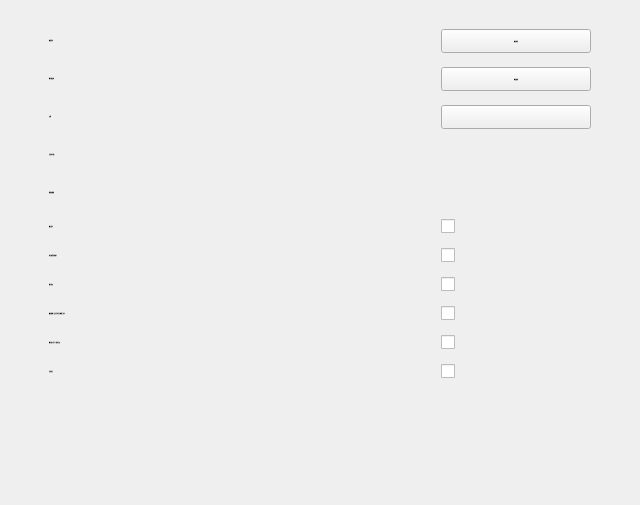
Qt form source/ui/SettingsUi.ui (ChiyukiGana/Quickinput) before a commit.
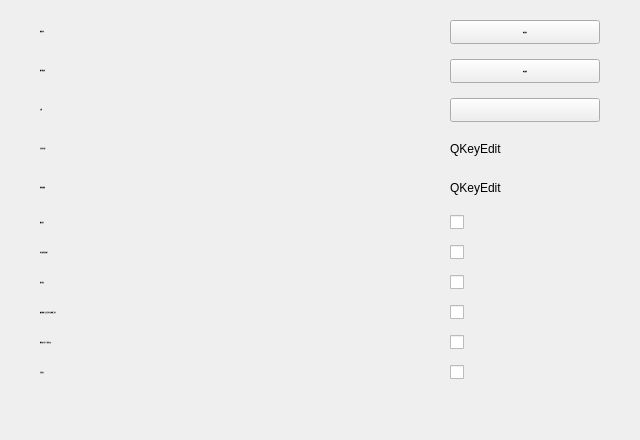
The same form after that commit. Icons and pictures are not drawn. Custom widgets are drawn as their Qt base class.

```diff
--- a/source/ui/SettingsUi.ui
+++ b/source/ui/SettingsUi.ui
@@ -7,7 +7,7 @@
     <x>0</x>
     <y>0</y>
     <width>640</width>
-    <height>505</height>
+    <height>440</height>
    </rect>
   </property>
   <property name="sizePolicy">
@@ -16,6 +16,18 @@
     <verstretch>0</verstretch>
    </sizepolicy>
   </property>
+  <property name="minimumSize">
+   <size>
+    <width>640</width>
+    <height>440</height>
+   </size>
+  </property>
+  <property name="maximumSize">
+   <size>
+    <width>640</width>
+    <height>440</height>
+   </size>
+  </property>
   <property name="windowTitle">
    <string>Settings</string>
   </property>
@@ -44,40 +56,55 @@
       <string notr="true"/>
      </property>
      <layout class="QVBoxLayout" name="verticalLayout">
+      <property name="spacing">
+       <number>0</number>
+      </property>
+      <property name="leftMargin">
+       <number>40</number>
+      </property>
+      <property name="topMargin">
+       <number>20</number>
+      </property>
+      <property name="rightMargin">
+       <number>40</number>
+      </property>
+      <property name="bottomMargin">
+       <number>0</number>
+      </property>
       <item>
-       <layout class="QGridLayout" name="gridLayout">
+       <layout class="QGridLayout" name="gridLayout" columnminimumwidth="0,150">
         <property name="sizeConstraint">
          <enum>QLayout::SetDefaultConstraint</enum>
         </property>
         <property name="leftMargin">
-         <number>40</number>
+         <number>0</number>
         </property>
         <property name="topMargin">
-         <number>20</number>
+         <number>0</number>
         </property>
         <property name="rightMargin">
-         <number>40</number>
+         <number>0</number>
         </property>
         <property name="bottomMargin">
          <number>0</number>
         </property>
         <property name="horizontalSpacing">
-         <number>10</number>
+         <number>0</number>
         </property>
         <property name="verticalSpacing">
-         <number>14</number>
+         <number>15</number>
         </property>
         <item row="1" column="1">
          <widget class="QPushButton" name="bnTboxs">
-          <property name="minimumSize">
-           <size>
-            <width>150</width>
-            <height>24</height>
-           </size>
+          <property name="sizePolicy">
+           <sizepolicy hsizetype="Preferred" vsizetype="Fixed">
+            <horstretch>0</horstretch>
+            <verstretch>0</verstretch>
+           </sizepolicy>
           </property>
-          <property name="maximumSize">
+          <property name="minimumSize">
            <size>
-            <width>150</width>
+            <width>0</width>
             <height>24</height>
            </size>
           </property>
@@ -100,44 +127,53 @@
           </property>
          </widget>
         </item>
-        <item row="4" column="0">
-         <widget class="QLabel" name="lbRec">
-          <property name="sizePolicy">
-           <sizepolicy hsizetype="Preferred" vsizetype="Fixed">
-            <horstretch>0</horstretch>
-            <verstretch>0</verstretch>
-           </sizepolicy>
-          </property>
-          <property name="font">
-           <font>
-            <family>Microsoft YaHei</family>
-            <pointsize>-1</pointsize>
-            <weight>75</weight>
-            <bold>true</bold>
-           </font>
-          </property>
-          <property name="toolTip">
-           <string/>
-          </property>
-          <property name="text">
-           <string>录制快捷键</string>
-          </property>
-         </widget>
-        </item>
         <item row="7" column="1">
          <widget class="QCheckBox" name="chbAudFx">
           <property name="sizePolicy">
-           <sizepolicy hsizetype="Maximum" vsizetype="Maximum">
+           <sizepolicy hsizetype="Fixed" vsizetype="Fixed">
             <horstretch>0</horstretch>
             <verstretch>0</verstretch>
            </sizepolicy>
           </property>
-          <property name="minimumSize">
-           <size>
-            <width>150</width>
-            <height>0</height>
-           </size>
+          <property name="font">
+           <font>
+            <family>Microsoft YaHei</family>
+            <pointsize>-1</pointsize>
+            <weight>75</weight>
+            <bold>true</bold>
+           </font>
           </property>
+          <property name="focusPolicy">
+           <enum>Qt::ClickFocus</enum>
+          </property>
+          <property name="layoutDirection">
+           <enum>Qt::LeftToRight</enum>
+          </property>
+          <property name="text">
+           <string/>
+          </property>
+          <property name="checkable">
+           <bool>true</bool>
+          </property>
+          <property name="autoRepeat">
+           <bool>false</bool>
+          </property>
+          <property name="autoExclusive">
+           <bool>false</bool>
+          </property>
+          <property name="tristate">
+           <bool>false</bool>
+          </property>
+         </widget>
+        </item>
+        <item row="10" column="0">
+         <widget class="QLabel" name="lbStart">
+          <property name="sizePolicy">
+           <sizepolicy hsizetype="Preferred" vsizetype="Fixed">
+            <horstretch>0</horstretch>
+            <verstretch>0</verstretch>
+           </sizepolicy>
+          </property>
           <property name="font">
            <font>
             <family>Microsoft YaHei</family>
@@ -146,6 +182,30 @@
             <bold>true</bold>
            </font>
           </property>
+          <property name="toolTip">
+           <string/>
+          </property>
+          <property name="text">
+           <string>开机启动</string>
+          </property>
+         </widget>
+        </item>
+        <item row="6" column="1">
+         <widget class="QCheckBox" name="chbShowTips">
+          <property name="sizePolicy">
+           <sizepolicy hsizetype="Fixed" vsizetype="Fixed">
+            <horstretch>0</horstretch>
+            <verstretch>0</verstretch>
+           </sizepolicy>
+          </property>
+          <property name="font">
+           <font>
+            <family>Microsoft YaHei</family>
+            <pointsize>-1</pointsize>
+            <weight>75</weight>
+            <bold>true</bold>
+           </font>
+          </property>
           <property name="focusPolicy">
            <enum>Qt::ClickFocus</enum>
           </property>
@@ -169,8 +229,8 @@
           </property>
          </widget>
         </item>
-        <item row="3" column="0">
-         <widget class="QLabel" name="lbKey">
+        <item row="2" column="0">
+         <widget class="QLabel" name="lbTheme">
           <property name="sizePolicy">
            <sizepolicy hsizetype="Preferred" vsizetype="Fixed">
             <horstretch>0</horstretch>
@@ -189,24 +249,18 @@
            <string/>
           </property>
           <property name="text">
-           <string>开启/停止键</string>
+           <string>主题</string>
           </property>
          </widget>
         </item>
         <item row="5" column="1">
          <widget class="QCheckBox" name="chbDefOn">
           <property name="sizePolicy">
-           <sizepolicy hsizetype="Maximum" vsizetype="Maximum">
+           <sizepolicy hsizetype="Fixed" vsizetype="Fixed">
             <horstretch>0</horstretch>
             <verstretch>0</verstretch>
            </sizepolicy>
           </property>
-          <property name="minimumSize">
-           <size>
-            <width>150</width>
-            <height>0</height>
-           </size>
-          </property>
           <property name="font">
            <font>
             <family>Microsoft YaHei</family>
@@ -262,92 +316,75 @@
           </property>
          </widget>
         </item>
-        <item row="6" column="1">
-         <widget class="QCheckBox" name="chbShowTips">
-          <property name="sizePolicy">
-           <sizepolicy hsizetype="Maximum" vsizetype="Maximum">
-            <horstretch>0</horstretch>
-            <verstretch>0</verstretch>
-           </sizepolicy>
-          </property>
-          <property name="minimumSize">
-           <size>
-            <width>150</width>
-            <height>0</height>
-           </size>
-          </property>
-          <property name="font">
-           <font>
-            <family>Microsoft YaHei</family>
-            <pointsize>-1</pointsize>
-            <weight>75</weight>
-            <bold>true</bold>
-           </font>
-          </property>
-          <property name="focusPolicy">
-           <enum>Qt::ClickFocus</enum>
-          </property>
-          <property name="layoutDirection">
-           <enum>Qt::LeftToRight</enum>
-          </property>
-          <property name="text">
-           <string/>
-          </property>
-          <property name="checkable">
-           <bool>true</bool>
-          </property>
-          <property name="autoRepeat">
-           <bool>false</bool>
-          </property>
-          <property name="autoExclusive">
-           <bool>false</bool>
-          </property>
-          <property name="tristate">
-           <bool>false</bool>
-          </property>
-         </widget>
-        </item>
-        <item row="7" column="0">
-         <widget class="QLabel" name="lbAudFx">
-          <property name="sizePolicy">
-           <sizepolicy hsizetype="Preferred" vsizetype="Fixed">
-            <horstretch>0</horstretch>
-            <verstretch>0</verstretch>
-           </sizepolicy>
-          </property>
-          <property name="font">
-           <font>
-            <family>Microsoft YaHei</family>
-            <pointsize>-1</pointsize>
-            <weight>75</weight>
-            <bold>true</bold>
-           </font>
-          </property>
-          <property name="toolTip">
-           <string/>
-          </property>
-          <property name="text">
-           <string>启用音效</string>
-          </property>
-         </widget>
-        </item>
         <item row="3" column="1">
-         <widget class="QKeyEdit" name="hkKey" native="true">
+         <widget class="QKeyEdit" name="hkKey">
           <property name="sizePolicy">
-           <sizepolicy hsizetype="Maximum" vsizetype="Fixed">
+           <sizepolicy hsizetype="Preferred" vsizetype="Fixed">
             <horstretch>0</horstretch>
             <verstretch>0</verstretch>
            </sizepolicy>
           </property>
           <property name="minimumSize">
            <size>
-            <width>150</width>
+            <width>0</width>
             <height>24</height>
            </size>
           </property>
-          <property name="maximumSize">
+          <property name="text">
+           <string>QKeyEdit</string>
+          </property>
+         </widget>
+        </item>
+        <item row="10" column="1">
+         <widget class="QCheckBox" name="chbStart">
+          <property name="sizePolicy">
+           <sizepolicy hsizetype="Fixed" vsizetype="Fixed">
+            <horstretch>0</horstretch>
+            <verstretch>0</verstretch>
+           </sizepolicy>
+          </property>
+          <property name="font">
+           <font>
+            <family>Microsoft YaHei</family>
+            <pointsize>-1</pointsize>
+            <weight>75</weight>
+            <bold>true</bold>
+           </font>
+          </property>
+          <property name="focusPolicy">
+           <enum>Qt::ClickFocus</enum>
+          </property>
+          <property name="layoutDirection">
+           <enum>Qt::LeftToRight</enum>
+          </property>
+          <property name="text">
+           <string/>
+          </property>
+          <property name="checkable">
+           <bool>true</bool>
+          </property>
+          <property name="autoRepeat">
+           <bool>false</bool>
+          </property>
+          <property name="autoExclusive">
+           <bool>false</bool>
+          </property>
+          <property name="tristate">
+           <bool>false</bool>
+          </property>
+         </widget>
+        </item>
+        <item row="0" column="1">
+         <widget class="QPushButton" name="bnReadme">
+          <property name="sizePolicy">
+           <sizepolicy hsizetype="Preferred" vsizetype="Fixed">
+            <horstretch>0</horstretch>
+            <verstretch>0</verstretch>
+           </sizepolicy>
+          </property>
+          <property name="minimumSize">
            <size>
-            <width>150</width>
+            <width>0</width>
             <height>24</height>
            </size>
           </property>
@@ -359,12 +396,21 @@
             <bold>true</bold>
            </font>
           </property>
+          <property name="focusPolicy">
+           <enum>Qt::ClickFocus</enum>
+          </property>
+          <property name="styleSheet">
+           <string notr="true"/>
+          </property>
+          <property name="text">
+           <string>前往说明</string>
+          </property>
          </widget>
         </item>
-        <item row="5" column="0">
-         <widget class="QLabel" name="lbDefOn">
+        <item row="8" column="1">
+         <widget class="QCheckBox" name="chbMinMode">
           <property name="sizePolicy">
-           <sizepolicy hsizetype="Preferred" vsizetype="Fixed">
+           <sizepolicy hsizetype="Fixed" vsizetype="Fixed">
             <horstretch>0</horstretch>
             <verstretch>0</verstretch>
            </sizepolicy>
@@ -377,16 +423,31 @@
             <bold>true</bold>
            </font>
           </property>
-          <property name="toolTip">
-           <string/>
+          <property name="focusPolicy">
+           <enum>Qt::ClickFocus</enum>
           </property>
+          <property name="layoutDirection">
+           <enum>Qt::LeftToRight</enum>
+          </property>
           <property name="text">
-           <string>默认启用</string>
+           <string/>
           </property>
+          <property name="checkable">
+           <bool>true</bool>
+          </property>
+          <property name="autoRepeat">
+           <bool>false</bool>
+          </property>
+          <property name="autoExclusive">
+           <bool>false</bool>
+          </property>
+          <property name="tristate">
+           <bool>false</bool>
+          </property>
          </widget>
         </item>
-        <item row="10" column="0">
-         <widget class="QLabel" name="lbStart">
+        <item row="8" column="0">
+         <widget class="QLabel" name="lbMinMode">
           <property name="sizePolicy">
            <sizepolicy hsizetype="Preferred" vsizetype="Fixed">
             <horstretch>0</horstretch>
@@ -405,7 +466,7 @@
            <string/>
           </property>
           <property name="text">
-           <string>开机启动</string>
+           <string>默认隐藏（点击任务栏右侧图标显示）</string>
           </property>
          </widget>
         </item>
@@ -419,13 +480,7 @@
           </property>
           <property name="minimumSize">
            <size>
-            <width>150</width>
-            <height>24</height>
-           </size>
-          </property>
-          <property name="maximumSize">
-           <size>
-            <width>150</width>
+            <width>0</width>
             <height>24</height>
            </size>
           </property>
@@ -444,7 +499,7 @@
            <enum>Qt::LeftToRight</enum>
           </property>
           <property name="styleSheet">
-           <string notr="true">QComboBox{padding-left:64px}QComboBox::drop-down{width:30px;border:none}QComboBox::down-arrow{image:url(:/arrow.png);width:14px;height:14px}</string>
+           <string notr="true">QComboBox{padding-left:30px}QComboBox::drop-down{width:30px;border:none}QComboBox::down-arrow{image:url(:/arrow.png);width:14px;height:14px}</string>
           </property>
           <property name="editable">
            <bool>false</bool>
@@ -457,20 +512,14 @@
           </property>
          </widget>
         </item>
-        <item row="8" column="1">
-         <widget class="QCheckBox" name="chbMinMode">
+        <item row="3" column="0">
+         <widget class="QLabel" name="lbKey">
           <property name="sizePolicy">
-           <sizepolicy hsizetype="Maximum" vsizetype="Maximum">
+           <sizepolicy hsizetype="Preferred" vsizetype="Fixed">
             <horstretch>0</horstretch>
             <verstretch>0</verstretch>
            </sizepolicy>
           </property>
-          <property name="minimumSize">
-           <size>
-            <width>150</width>
-            <height>0</height>
-           </size>
-          </property>
           <property name="font">
            <font>
             <family>Microsoft YaHei</family>
@@ -479,43 +528,46 @@
             <bold>true</bold>
            </font>
           </property>
-          <property name="focusPolicy">
-           <enum>Qt::ClickFocus</enum>
+          <property name="toolTip">
+           <string/>
           </property>
-          <property name="layoutDirection">
-           <enum>Qt::LeftToRight</enum>
-          </property>
           <property name="text">
-           <string/>
+           <string>开启/停止键</string>
           </property>
-          <property name="checkable">
-           <bool>true</bool>
+         </widget>
+        </item>
+        <item row="0" column="0">
+         <widget class="QLabel" name="lbReadme">
+          <property name="sizePolicy">
+           <sizepolicy hsizetype="Preferred" vsizetype="Fixed">
+            <horstretch>0</horstretch>
+            <verstretch>0</verstretch>
+           </sizepolicy>
           </property>
-          <property name="autoRepeat">
-           <bool>false</bool>
+          <property name="font">
+           <font>
+            <family>Microsoft YaHei</family>
+            <pointsize>-1</pointsize>
+            <weight>75</weight>
+            <bold>true</bold>
+           </font>
           </property>
-          <property name="autoExclusive">
-           <bool>false</bool>
+          <property name="toolTip">
+           <string/>
           </property>
-          <property name="tristate">
-           <bool>false</bool>
+          <property name="text">
+           <string>查看说明</string>
           </property>
          </widget>
         </item>
         <item row="9" column="1">
          <widget class="QCheckBox" name="chbZoomBlock">
           <property name="sizePolicy">
-           <sizepolicy hsizetype="Maximum" vsizetype="Maximum">
+           <sizepolicy hsizetype="Fixed" vsizetype="Fixed">
             <horstretch>0</horstretch>
             <verstretch>0</verstretch>
            </sizepolicy>
           </property>
-          <property name="minimumSize">
-           <size>
-            <width>150</width>
-            <height>0</height>
-           </size>
-          </property>
           <property name="font">
            <font>
             <family>Microsoft YaHei</family>
@@ -547,36 +599,6 @@
           </property>
          </widget>
         </item>
-        <item row="4" column="1">
-         <widget class="QKeyEdit" name="hkRec" native="true">
-          <property name="sizePolicy">
-           <sizepolicy hsizetype="Maximum" vsizetype="Fixed">
-            <horstretch>0</horstretch>
-            <verstretch>0</verstretch>
-           </sizepolicy>
-          </property>
-          <property name="minimumSize">
-           <size>
-            <width>150</width>
-            <height>24</height>
-           </size>
-          </property>
-          <property name="maximumSize">
-           <size>
-            <width>150</width>
-            <height>24</height>
-           </size>
-          </property>
-          <property name="font">
-           <font>
-            <family>Microsoft YaHei</family>
-            <pointsize>-1</pointsize>
-            <weight>75</weight>
-            <bold>true</bold>
-           </font>
-          </property>
-         </widget>
-        </item>
         <item row="9" column="0">
          <widget class="QLabel" name="lbZoomBlock">
           <property name="sizePolicy">
@@ -601,20 +623,33 @@
           </property>
          </widget>
         </item>
-        <item row="10" column="1">
-         <widget class="QCheckBox" name="chbStart">
+        <item row="4" column="1">
+         <widget class="QKeyEdit" name="hkRec">
           <property name="sizePolicy">
-           <sizepolicy hsizetype="Maximum" vsizetype="Maximum">
+           <sizepolicy hsizetype="Preferred" vsizetype="Fixed">
             <horstretch>0</horstretch>
             <verstretch>0</verstretch>
            </sizepolicy>
           </property>
           <property name="minimumSize">
            <size>
-            <width>150</width>
-            <height>0</height>
+            <width>0</width>
+            <height>24</height>
            </size>
           </property>
+          <property name="text">
+           <string>QKeyEdit</string>
+          </property>
+         </widget>
+        </item>
+        <item row="7" column="0">
+         <widget class="QLabel" name="lbAudFx">
+          <property name="sizePolicy">
+           <sizepolicy hsizetype="Preferred" vsizetype="Fixed">
+            <horstretch>0</horstretch>
+            <verstretch>0</verstretch>
+           </sizepolicy>
+          </property>
           <property name="font">
            <font>
             <family>Microsoft YaHei</family>
@@ -623,26 +658,59 @@
             <bold>true</bold>
            </font>
           </property>
-          <property name="focusPolicy">
-           <enum>Qt::ClickFocus</enum>
+          <property name="toolTip">
+           <string/>
           </property>
-          <property name="layoutDirection">
-           <enum>Qt::LeftToRight</enum>
-          </property>
           <property name="text">
+           <string>启用音效</string>
+          </property>
+         </widget>
+        </item>
+        <item row="4" column="0">
+         <widget class="QLabel" name="lbRec">
+          <property name="sizePolicy">
+           <sizepolicy hsizetype="Preferred" vsizetype="Fixed">
+            <horstretch>0</horstretch>
+            <verstretch>0</verstretch>
+           </sizepolicy>
+          </property>
+          <property name="font">
+           <font>
+            <family>Microsoft YaHei</family>
+            <pointsize>-1</pointsize>
+            <weight>75</weight>
+            <bold>true</bold>
+           </font>
+          </property>
+          <property name="toolTip">
            <string/>
           </property>
-          <property name="checkable">
-           <bool>true</bool>
+          <property name="text">
+           <string>录制快捷键</string>
           </property>
-          <property name="autoRepeat">
-           <bool>false</bool>
+         </widget>
+        </item>
+        <item row="5" column="0">
+         <widget class="QLabel" name="lbDefOn">
+          <property name="sizePolicy">
+           <sizepolicy hsizetype="Preferred" vsizetype="Fixed">
+            <horstretch>0</horstretch>
+            <verstretch>0</verstretch>
+           </sizepolicy>
           </property>
-          <property name="autoExclusive">
-           <bool>false</bool>
+          <property name="font">
+           <font>
+            <family>Microsoft YaHei</family>
+            <pointsize>-1</pointsize>
+            <weight>75</weight>
+            <bold>true</bold>
+           </font>
           </property>
-          <property name="tristate">
-           <bool>false</bool>
+          <property name="toolTip">
+           <string/>
+          </property>
+          <property name="text">
+           <string>默认启用</string>
           </property>
          </widget>
         </item>
@@ -670,111 +738,6 @@
           </property>
          </widget>
         </item>
-        <item row="2" column="0">
-         <widget class="QLabel" name="lbTheme">
-          <property name="sizePolicy">
-           <sizepolicy hsizetype="Preferred" vsizetype="Fixed">
-            <horstretch>0</horstretch>
-            <verstretch>0</verstretch>
-           </sizepolicy>
-          </property>
-          <property name="font">
-           <font>
-            <family>Microsoft YaHei</family>
-            <pointsize>-1</pointsize>
-            <weight>75</weight>
-            <bold>true</bold>
-           </font>
-          </property>
-          <property name="toolTip">
-           <string/>
-          </property>
-          <property name="text">
-           <string>主题</string>
-          </property>
-         </widget>
-        </item>
-        <item row="8" column="0">
-         <widget class="QLabel" name="lbMinMode">
-          <property name="sizePolicy">
-           <sizepolicy hsizetype="Preferred" vsizetype="Fixed">
-            <horstretch>0</horstretch>
-            <verstretch>0</verstretch>
-           </sizepolicy>
-          </property>
-          <property name="font">
-           <font>
-            <family>Microsoft YaHei</family>
-            <pointsize>-1</pointsize>
-            <weight>75</weight>
-            <bold>true</bold>
-           </font>
-          </property>
-          <property name="toolTip">
-           <string/>
-          </property>
-          <property name="text">
-           <string>默认隐藏（点击任务栏右侧图标显示）</string>
-          </property>
-         </widget>
-        </item>
-        <item row="0" column="0">
-         <widget class="QLabel" name="lbReadme">
-          <property name="sizePolicy">
-           <sizepolicy hsizetype="Preferred" vsizetype="Fixed">
-            <horstretch>0</horstretch>
-            <verstretch>0</verstretch>
-           </sizepolicy>
-          </property>
-          <property name="font">
-           <font>
-            <family>Microsoft YaHei</family>
-            <pointsize>-1</pointsize>
-            <weight>75</weight>
-            <bold>true</bold>
-           </font>
-          </property>
-          <property name="toolTip">
-           <string/>
-          </property>
-          <property name="text">
-           <string>查看说明</string>
-          </property>
-         </widget>
-        </item>
-        <item row="0" column="1">
-         <widget class="QPushButton" name="bnReadme">
-          <property name="minimumSize">
-           <size>
-            <width>150</width>
-            <height>24</height>
-           </size>
-          </property>
-          <property name="maximumSize">
-           <size>
-            <width>150</width>
-            <height>24</height>
-           </size>
-          </property>
-          <property name="font">
-           <font>
-            <family>Microsoft YaHei</family>
-            <pointsize>-1</pointsize>
-            <weight>75</weight>
-            <bold>true</bold>
-           </font>
-          </property>
-          <property name="focusPolicy">
-           <enum>Qt::ClickFocus</enum>
-          </property>
-          <property name="styleSheet">
-           <string notr="true"/>
-          </property>
-          <property name="text">
-           <string>前往说明</string>
-          </property>
-         </widget>
-        </item>
        </layout>
       </item>
       <item>
@@ -798,8 +761,8 @@
  <customwidgets>
   <customwidget>
    <class>QKeyEdit</class>
-   <extends>QWidget</extends>
-   <header>QKeyEdit.h</header>
+   <extends>QLabel</extends>
+   <header>./source/ui/widget/qkeyedit.h</header>
   </customwidget>
  </customwidgets>
  <resources>
```
